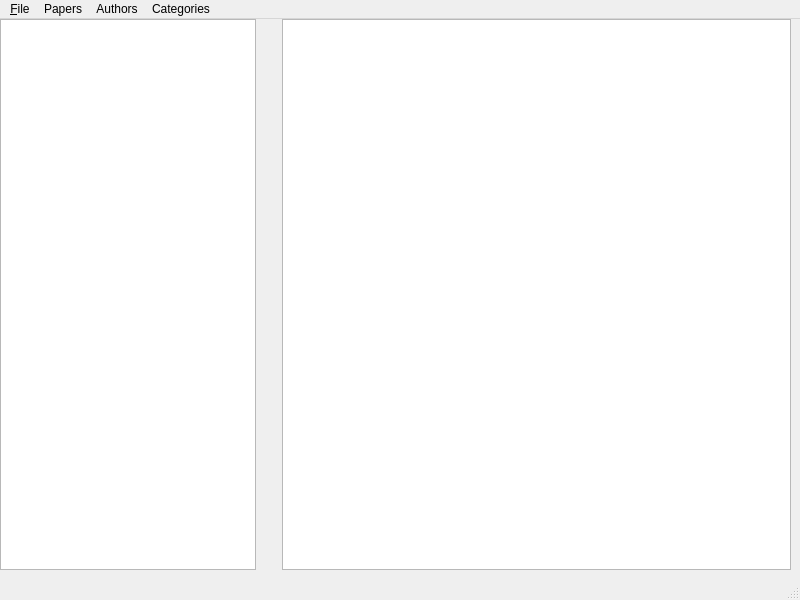
Qt form ui_main_window.ui (grapesmoker/pdf-library) before a commit.
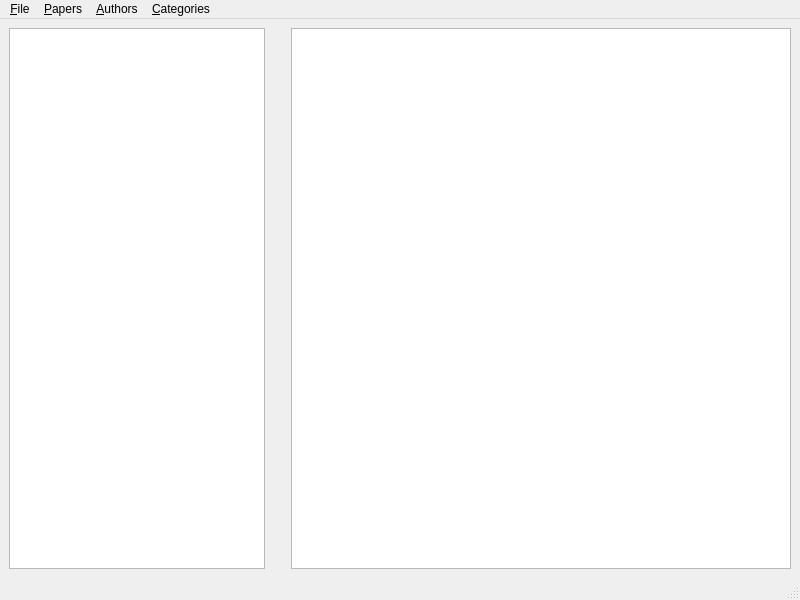
The same form after that commit.

Commit message: preview and edit for documents, authors, categories

The edit to the form file:
```diff
--- a/ui_main_window.ui
+++ b/ui_main_window.ui
@@ -14,18 +14,17 @@
    <string>MainWindow</string>
   </property>
   <widget class="QWidget" name="centralwidget">
-   <widget class="QWidget" name="horizontalLayoutWidget">
-    <property name="geometry">
-     <rect>
-      <x>0</x>
-      <y>0</y>
-      <width>791</width>
-      <height>551</height>
-     </rect>
-    </property>
+   <property name="sizePolicy">
+    <sizepolicy hsizetype="Expanding" vsizetype="Expanding">
+     <horstretch>0</horstretch>
+     <verstretch>0</verstretch>
+    </sizepolicy>
+   </property>
+   <layout class="QGridLayout" name="gridLayout">
+    <item row="0" column="0">
     <layout class="QHBoxLayout" name="horizontalLayout">
      <property name="sizeConstraint">
-      <enum>QLayout::SetMinAndMaxSize</enum>
+       <enum>QLayout::SetNoConstraint</enum>
      </property>
      <item>
       <widget class="QListView" name="lstLeftPane">
@@ -70,7 +69,8 @@
       </widget>
      </item>
     </layout>
-   </widget>
+    </item>
+   </layout>
   </widget>
   <widget class="QMenuBar" name="menubar">
    <property name="geometry">
@@ -78,7 +78,7 @@
      <x>0</x>
      <y>0</y>
      <width>800</width>
-     <height>23</height>
+     <height>20</height>
     </rect>
    </property>
    <widget class="QMenu" name="menuFile">
@@ -93,7 +93,7 @@
    </widget>
    <widget class="QMenu" name="menuAuthors">
     <property name="title">
-     <string>Authors</string>
+     <string>&amp;Authors</string>
     </property>
     <addaction name="actionAdd_author"/>
     <addaction name="actionEdit_author"/>
@@ -101,7 +101,7 @@
    </widget>
    <widget class="QMenu" name="menuPapers">
     <property name="title">
-     <string>Papers</string>
+     <string>&amp;Papers</string>
     </property>
     <addaction name="actionAdd_paper"/>
     <addaction name="actionEdit_paper"/>
@@ -109,7 +109,7 @@
    </widget>
    <widget class="QMenu" name="menuCategories">
     <property name="title">
-     <string>Categories</string>
+     <string>&amp;Categories</string>
     </property>
     <addaction name="actionAdd_categoy"/>
     <addaction name="actionEdit_category"/>
```
Left out of the diff: 24 changed lines with no effect on the pictures. Lines whose indentation alone changed are shown as unchanged. The commit also changes 9 other files.
